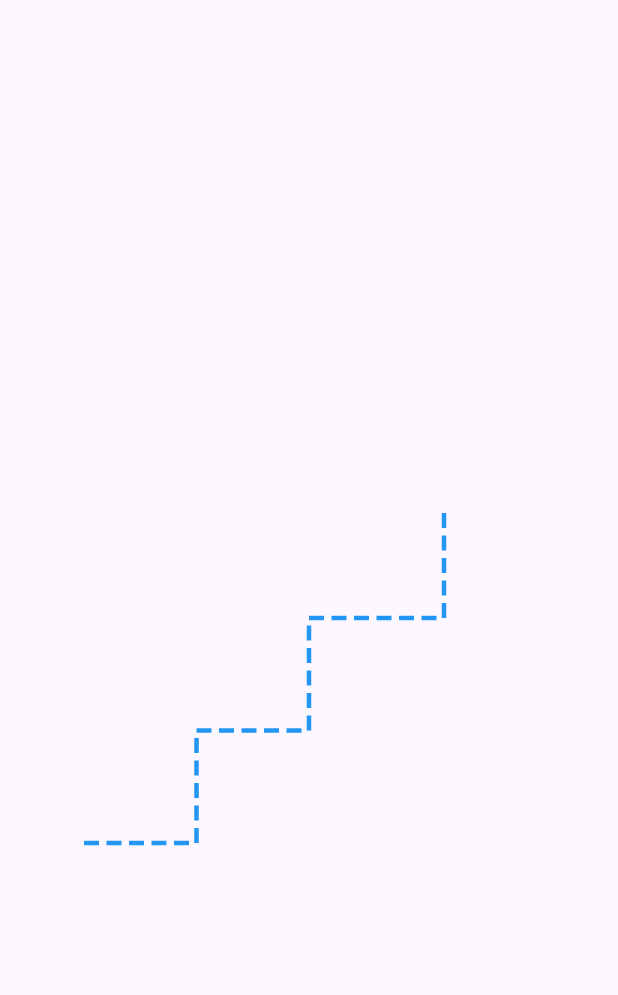
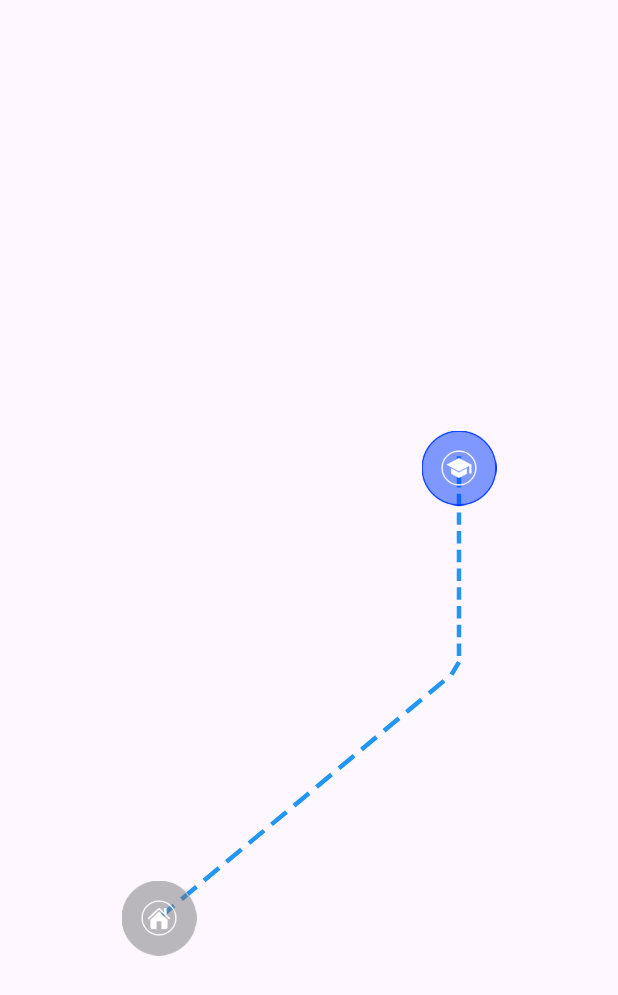
Before and after one commit to kieuvietthang/demo_animation, a Flutter app: the screen it shows after launch, on a phone screen of 412 x 824 dp. Shown: the top 995 px of the screen. Run offline on Flutter 3.47's test engine with Material 3 defaults, Android fonts, the phone set to English and light mode, and no system bars.

```diff
--- a/lib/main.dart
+++ b/lib/main.dart
@@ -1,74 +1,16 @@
+import 'dart:async';
 import 'package:flutter/material.dart';
-import 'dart:ui';
-
-void main() {
-  runApp(MyApp());
-}
-
-class MyApp extends StatelessWidget {
-  @override
-  Widget build(BuildContext context) {
-    return MaterialApp(
-      home: Scaffold(
-        body: Center(
-          child: DashedLineAnimation(),
-        ),
-      ),
-    );
-  }
-}
-//thang
-//fdsfsdddddfd
-
-class DashedLineAnimation extends StatefulWidget {
-  @override
-  _DashedLineAnimationState createState() => _DashedLineAnimationState();
-}
-
-class _DashedLineAnimationState extends State<DashedLineAnimation>
-    with SingleTickerProviderStateMixin {
-  late AnimationController _controller;
-  late Animation<double> _animation;
-
-  @override
-  void initState() {
-    super.initState();
-
-    // Tạo một AnimationController với thời gian hoạt động
-    _controller = AnimationController(
-      vsync: this,
-      duration: Duration(seconds: 10), // Kéo dài thời gian để vẽ nhiều đoạn
-    );
-
-    // Tạo một Tween để giá trị animation đi từ 0.0 -> 1.0
-    _animation = Tween<double>(begin: 0.0, end: 2.0).animate(_controller)
-      ..addListener(() {
-        setState(() {}); // Cập nhật UI khi giá trị animation thay đổi
-      });
-
-    // Bắt đầu animation
-    _controller.forward();
-  }
-
-  @override
-  void dispose() {
-    _controller.dispose();
-    super.dispose();
-  }
-
-  @override
-  Widget build(BuildContext context) {
-    return CustomPaint(
-      size: Size(300, 300),
-      painter: DashedLinePainter(progress: _animation.value),
-    );
-  }
-}
 
 class DashedLinePainter extends CustomPainter {
-  final double progress; // Giá trị animation để vẽ từ từ
+  final Offset startPoint;
+  final Offset endPoint;
+  final double progress;
 
-  DashedLinePainter({required this.progress});
+  DashedLinePainter({
+    required this.startPoint,
+    required this.endPoint,
+    required this.progress,
+  });
 
   @override
   void paint(Canvas canvas, Size size) {
@@ -77,63 +19,140 @@ class DashedLinePainter extends CustomPainter {
       ..strokeWidth = 3
       ..style = PaintingStyle.stroke;
 
-    // Tạo path cho đường đi với nhiều đoạn
     final path = Path();
 
-    // Bắt đầu từ góc dưới bên trái
-    path.moveTo(0, size.height);
+    // Parameters for the dashed line
+    double dashLength = 10.0; // Length of each dash
+    double gapLength = 5.0; // Length of each gap
 
-    // Đoạn 1: Sang phải
-    path.lineTo(size.width / 4, size.height);
+    // Calculate total distance
+    double totalDistance = (endPoint - startPoint).distance;
 
-    // Đoạn 2: Lên trên
-    path.lineTo(size.width / 4, size.height * 3 / 4);
+    // Calculate the number of dashes to draw based on progress
+    double totalDashes = (totalDistance / (dashLength + gapLength)) * progress;
 
-    // Đoạn 3: Sang phải
-    path.lineTo(size.width / 2, size.height * 3 / 4);
+    double currentX = startPoint.dx;
+    double currentY = startPoint.dy;
 
-    // Đoạn 4: Lên trên
-    path.lineTo(size.width / 2, size.height / 2);
+    for (int i = 0; i < totalDashes; i++) {
+      // Draw dashes
+      path.moveTo(currentX, currentY);
+      currentX += dashLength;
+      if (currentX > endPoint.dx) {
+        currentX = endPoint.dx; // Limit to end point
+      }
+      currentY += (endPoint.dy - startPoint.dy) / totalDistance * dashLength;
+      path.lineTo(currentX, currentY);
 
-    path.lineTo(size.width - 60, size.height * 1 / 2);
-    path.lineTo(size.width * 0.8, size.height / 4);
+      // Move to the next gap
+      currentX += gapLength;
+      if (currentX > endPoint.dx) {
+        currentX = endPoint.dx; // Limit to end point
+      }
+      currentY += (endPoint.dy - startPoint.dy) / totalDistance * gapLength;
+    }
 
-    // // Đoạn 5: Sang trái
-    // path.lineTo(size.width / 2, size.height / 2);
-    //
-    // // Đoạn 6: Lên trên
-    // path.lineTo(size.width / 2, size.height / 4);
-    //
-    // // Đoạn 7: Sang trái
-    // path.lineTo(0, size.height / 4);
-    //
-    // // Đoạn 8: Lên trên đến góc trên cùng bên trái
-    // path.lineTo(0, 0);
-
-    // Vẽ từng phần của đường nét đứt dựa trên progress
-    drawDashedPath(canvas, path, paint, progress);
-  }
-
-  void drawDashedPath(Canvas canvas, Path path, Paint paint, double progress) {
-    final dashWidth = 10.0;
-    final dashSpace = 5.0;
-    final pathMetrics = path.computeMetrics();
-
-    for (var metric in pathMetrics) {
-      var distance = 0.0;
-      final totalLength = metric.length * progress; // Vẽ theo tỉ lệ progress
-
-      while (distance < totalLength) {
-        final nextDistance = distance + dashWidth;
-        final extractPath = metric.extractPath(distance, nextDistance);
-        canvas.drawPath(extractPath, paint);
-        distance = nextDistance + dashSpace;
-      }
-    }
+    canvas.drawPath(path, paint);
   }
 
   @override
-  bool shouldRepaint(DashedLinePainter oldDelegate) {
-    return oldDelegate.progress != progress; // Vẽ lại khi progress thay đổi
+  bool shouldRepaint(covariant CustomPainter oldDelegate) {
+    return true;
   }
 }
+
+class DashedLineAnimation extends StatefulWidget {
+  @override
+  _DashedLineAnimationState createState() => _DashedLineAnimationState();
+}
+
+class _DashedLineAnimationState extends State<DashedLineAnimation> {
+  double progress = 0.0;
+  late Timer timer;
+  bool isBVisible = false;
+  bool isADimmed = false;
+
+  final Offset startPoint = Offset(50, 450);
+  final Offset endPoint = Offset(250, 150);
+
+  @override
+  void initState() {
+    super.initState();
+    timer = Timer.periodic(Duration(milliseconds: 50), (timer) {
+      setState(() {
+        progress += 0.01; // Tăng dần độ dài đã vẽ
+
+        // Hiển thị điểm B khi vẽ được nửa đoạn
+        if (progress >= 0.5 && !isBVisible) {
+          isBVisible = true; // Hiện điểm B
+        }
+
+        // Đổi màu điểm A sau khi điểm B hiển thị
+        if (isBVisible) {
+          isADimmed = true; // Đổi màu điểm A
+        }
+
+        if (progress >= 1.0) {
+          progress = 1.0; // Đặt lại giá trị progress
+          timer.cancel();
+
+        }
+      });
+    });
+  }
+
+  @override
+  void dispose() {
+    timer.cancel();
+    super.dispose();
+  }
+
+  @override
+  Widget build(BuildContext context) {
+    return Scaffold(
+      body: Center(
+        child: Stack(
+          children: [
+            CustomPaint(
+              size: Size(300, 500),
+              painter: DashedLinePainter(
+                startPoint: startPoint,
+                endPoint: endPoint,
+                progress: progress,
+              ),
+            ),
+            // Hiển thị điểm A (dưới) với vòng tròn bao quanh
+            Positioned(
+              left: startPoint.dx - 25,
+              top: startPoint.dy - 25,
+              child: Container(
+                width: 50,
+                height: 50,
+                child: isADimmed
+                    ? Image.asset('assets/images/img_home_disconnect.png')
+                    : Image.asset('assets/images/img_home.png'),
+              ),
+            ),
+            // Hiển thị điểm B (trên) với vòng tròn bao quanh
+            if (isBVisible)
+              Positioned(
+                left: endPoint.dx - 25,
+                top: endPoint.dy - 25,
+                child: Container(
+                  width: 50,
+                  height: 50,
+                  child: Image.asset('assets/images/img_school.png'),
+                ),
+              ),
+          ],
+        ),
+      ),
+    );
+  }
+}
+
+void main() {
+  runApp(MaterialApp(
+    home: DashedLineAnimation(),
+  ));
+}
--- a/pubspec.yaml
+++ b/pubspec.yaml
@@ -62,6 +62,7 @@ flutter:
   # To add assets to your application, add an assets section, like this:
   assets:
     - assets/
+    - assets/images/
   #   - images/a_dot_ham.jpeg
 
   # An image asset can refer to one or more resolution-specific "variants", see
```
Also changed, not shown: assets/images/img_home.png (added), assets/images/img_home_disconnect.png (added), assets/images/img_school.png (added), assets/images/img_school_disconnect.png (added), 1 other file.
